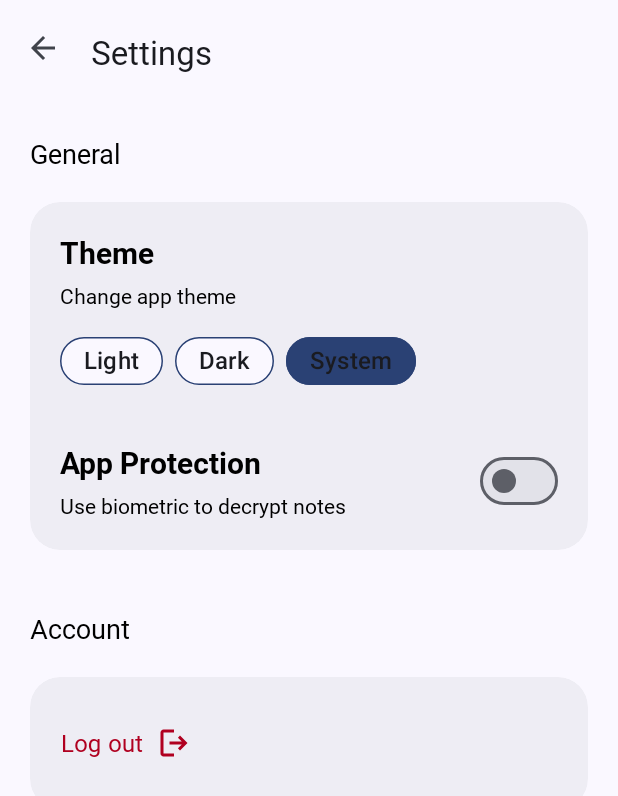
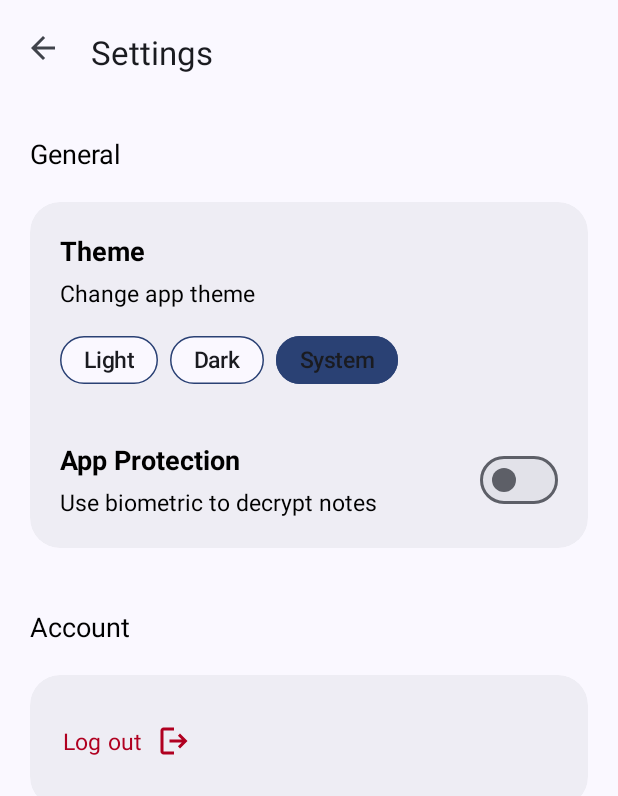
Before and after one commit to JuanArton/Encrypted-Notes, an Android app: the SettingsActivity screen opened directly, with no data from a screen before it, on a phone screen of 412 x 824 dp. Shown: the top 796 px of the screen. Run offline under Robolectric (Android 15) with nearby library versions, the phone set to English and light mode, and no system bars; our stand-ins replace Dagger/Hilt's generated code.

Commit message:
adjust font

```diff
--- a/app/src/main/res/font/custom_font.xml
+++ b/app/src/main/res/font/custom_font.xml
@@ -6,18 +6,18 @@
     <font
         app:font="@font/robotoregular"
         app:fontStyle="normal"
-        app:fontWeight="400" />
+        app:fontWeight="200" />
 
     <!-- italic -->
     <font
         app:font="@font/robotoitalic"
         app:fontStyle="italic"
-        app:fontWeight="400" />
+        app:fontWeight="200" />
 
     <!-- bold -->
     <font
         app:font="@font/robotobold"
         app:fontStyle="normal"
-        app:fontWeight="600" />
+        app:fontWeight="200" />
 
 </font-family>
--- a/app/src/main/res/font/default_font.xml
+++ b/app/src/main/res/font/default_font.xml
@@ -18,6 +18,6 @@
     <font
         app:font="@font/robotobold"
         app:fontStyle="normal"
-        app:fontWeight="700" />
+        app:fontWeight="100" />
 
 </font-family>
--- a/app/src/main/res/layout/activity_note.xml
+++ b/app/src/main/res/layout/activity_note.xml
@@ -64,12 +64,13 @@
                 android:autofillHints="false"
                 android:background="@null"
                 android:fontFamily="@font/custom_font"
+                android:textStyle="bold"
                 android:hint="@string/title"
                 android:layout_marginEnd="20dp"
                 android:layout_marginStart="20dp"
                 android:inputType="textCapSentences|textMultiLine"
                 android:nestedScrollingEnabled="true"
-                android:textSize="24sp" />
+                android:textSize="22sp" />
 
             <EditText
                 android:id="@+id/etContent"
--- a/app/src/main/res/layout/activity_settings.xml
+++ b/app/src/main/res/layout/activity_settings.xml
@@ -74,7 +74,7 @@
                     android:layout_height="wrap_content"
                     android:layout_alignParentStart="true"
                     android:text="@string/theme"
-                    android:textSize="20sp"
+                    android:textSize="18sp"
                     android:textStyle="bold"
                     app:layout_constraintStart_toStartOf="parent"
                     app:layout_constraintTop_toTopOf="parent" />
@@ -86,7 +86,6 @@
                     android:layout_alignParentStart="true"
                     android:layout_marginTop="5dp"
                     android:text="@string/change_app_theme"
-                    android:textSize="14sp"
                     app:layout_constraintStart_toStartOf="parent"
                     app:layout_constraintTop_toBottomOf="@id/tvTheme" />
 
@@ -143,7 +142,7 @@
                     android:layout_height="wrap_content"
                     android:layout_alignParentStart="true"
                     android:text="@string/app_protection"
-                    android:textSize="20sp"
+                    android:textSize="18sp"
                     android:textStyle="bold"
                     android:layout_marginTop="30dp"
                     app:layout_constraintStart_toStartOf="parent"
@@ -156,7 +155,6 @@
                     android:layout_alignParentStart="true"
                     android:layout_marginTop="5dp"
                     android:text="@string/use_biometric_to_decrypt_notes"
-                    android:textSize="14sp"
                     app:layout_constraintEnd_toStartOf="@+id/swBiometric"
                     app:layout_constraintStart_toStartOf="parent"
                     app:layout_constraintTop_toBottomOf="@+id/tvBiometric" />
--- a/app/src/main/res/layout/note_item_view.xml
+++ b/app/src/main/res/layout/note_item_view.xml
@@ -61,6 +61,7 @@
                     android:layout_width="wrap_content"
                     android:layout_height="wrap_content"
                     android:fontFamily="@font/custom_font"
+                    android:textStyle="bold"
                     android:hint="@string/notes_title"
                     android:textSize="18sp" />
 
@@ -71,8 +72,7 @@
                     android:layout_marginTop="10dp"
                     android:fontFamily="@font/custom_font"
                     android:hint="@string/notes_content"
-                    android:maxLines="10"
-                    android:textSize="15sp" />
+                    android:maxLines="10" />
 
             </LinearLayout>
         </androidx.constraintlayout.widget.ConstraintLayout>
--- a/app/src/main/res/values-night-v31/themes.xml
+++ b/app/src/main/res/values-night-v31/themes.xml
@@ -8,7 +8,7 @@
         <item name="cardBackgroundColor">?attr/colorSurfaceContainerLow</item>
         <item name="liftOnScrollColor">?attr/colorPrimarySurface</item>
         <item name="android:fontFamily">@font/default_font</item>
-        <item name="android:textSize">16sp</item>
+        <item name="android:textSize">15sp</item>
 
         <item name="android:windowLightStatusBar">false</item>
     </style>
--- a/app/src/main/res/values-night/themes.xml
+++ b/app/src/main/res/values-night/themes.xml
@@ -8,7 +8,7 @@
         <item name="cardBackgroundColor">@color/darkCardBackground</item>
         <item name="liftOnScrollColor">@color/darkSurface</item>
         <item name="android:fontFamily">@font/default_font</item>
-        <item name="android:textSize">16sp</item>
+        <item name="android:textSize">15sp</item>
 
         <item name="android:windowLightStatusBar">false</item>
     </style>
--- a/app/src/main/res/values-v31/themes.xml
+++ b/app/src/main/res/values-v31/themes.xml
@@ -9,7 +9,7 @@
         <item name="cardBackgroundColor">?attr/colorSurfaceContainer</item>
         <item name="liftOnScrollColor">?attr/colorSurfaceBright</item>
         <item name="android:fontFamily">@font/default_font</item>
-        <item name="android:textSize">16sp</item>
+        <item name="android:textSize">15sp</item>
 
         <item name="android:windowLightStatusBar">true</item>
 
--- a/app/src/main/res/values/themes.xml
+++ b/app/src/main/res/values/themes.xml
@@ -10,7 +10,7 @@
         <item name="cardBackgroundColor">@color/brightCardBackground</item>
         <item name="liftOnScrollColor">@color/brightSurface</item>
         <item name="android:fontFamily">@font/default_font</item>
-        <item name="android:textSize">16sp</item>
+        <item name="android:textSize">15sp</item>
 
         <item name="android:windowLightStatusBar">true</item>
     </style>
```
